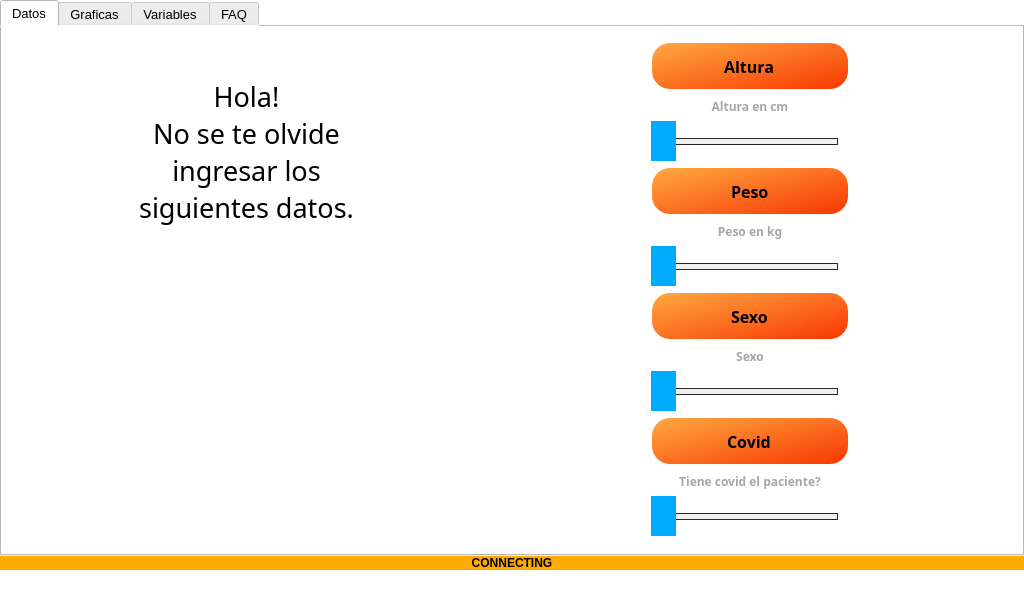
The window that _main_.ui (JulianDuque97/EPI) describes before a commit, drawn with Qt 5.
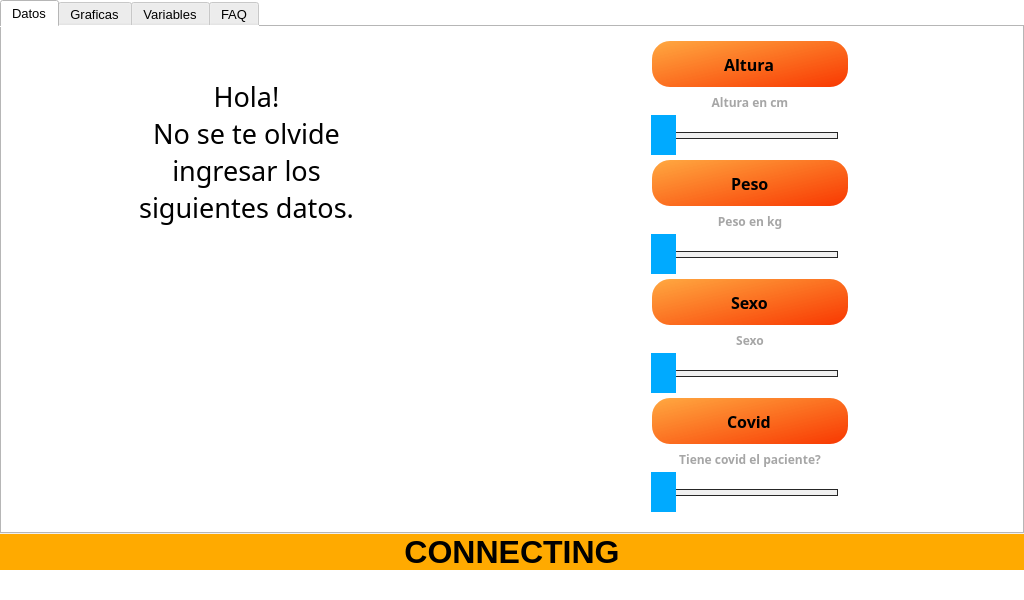
The same window after the commit. Icons and pictures are not drawn. Custom widgets are drawn as their Qt base class.

Diff of the .ui file:
```diff
--- a/_main_.ui
+++ b/_main_.ui
@@ -52,6 +52,7 @@
      <widget class="QLabel" name="label">
       <property name="font">
        <font>
+        <pointsize>24</pointsize>
         <weight>75</weight>
         <bold>true</bold>
        </font>
```
